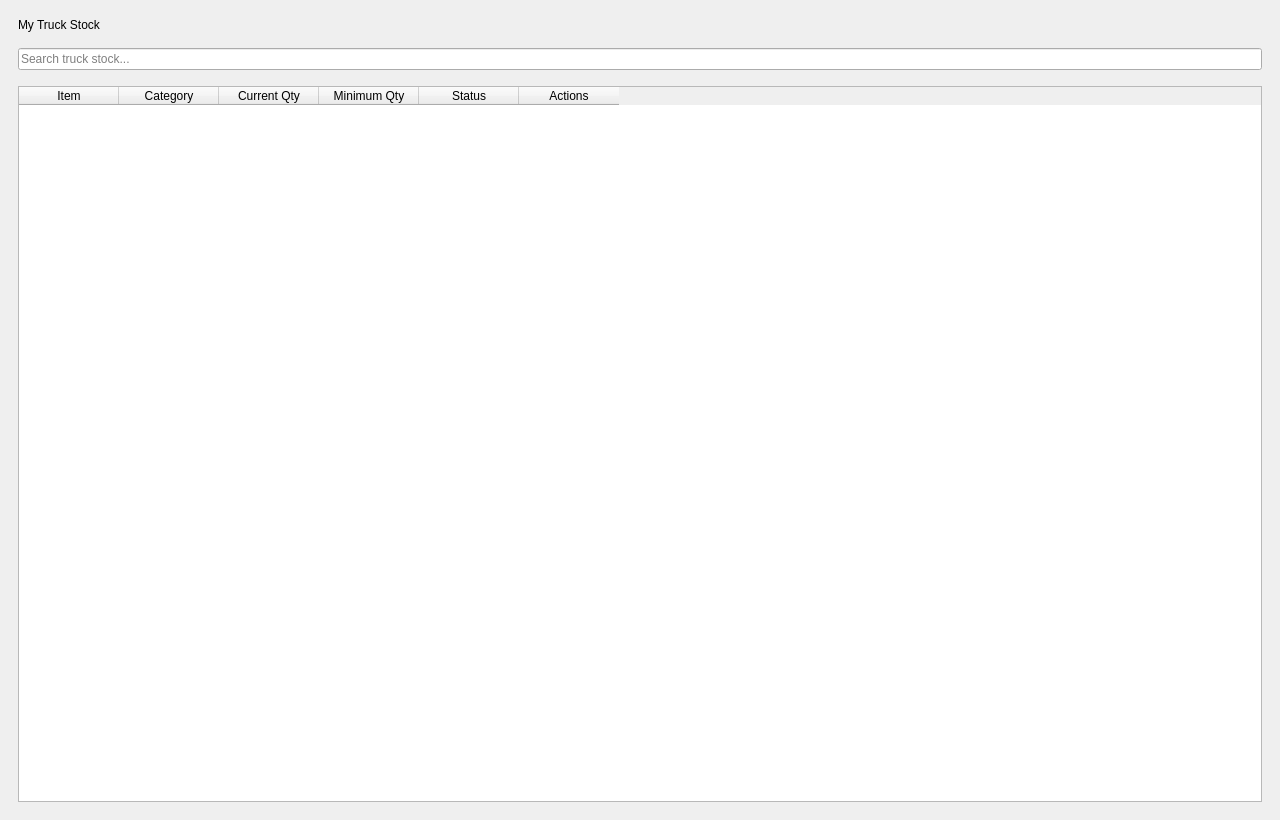
First picture: the form in InventoryQtApp/MyTruckStockPage.ui, repository Felipeact/InventoryQtApp, before the edit.
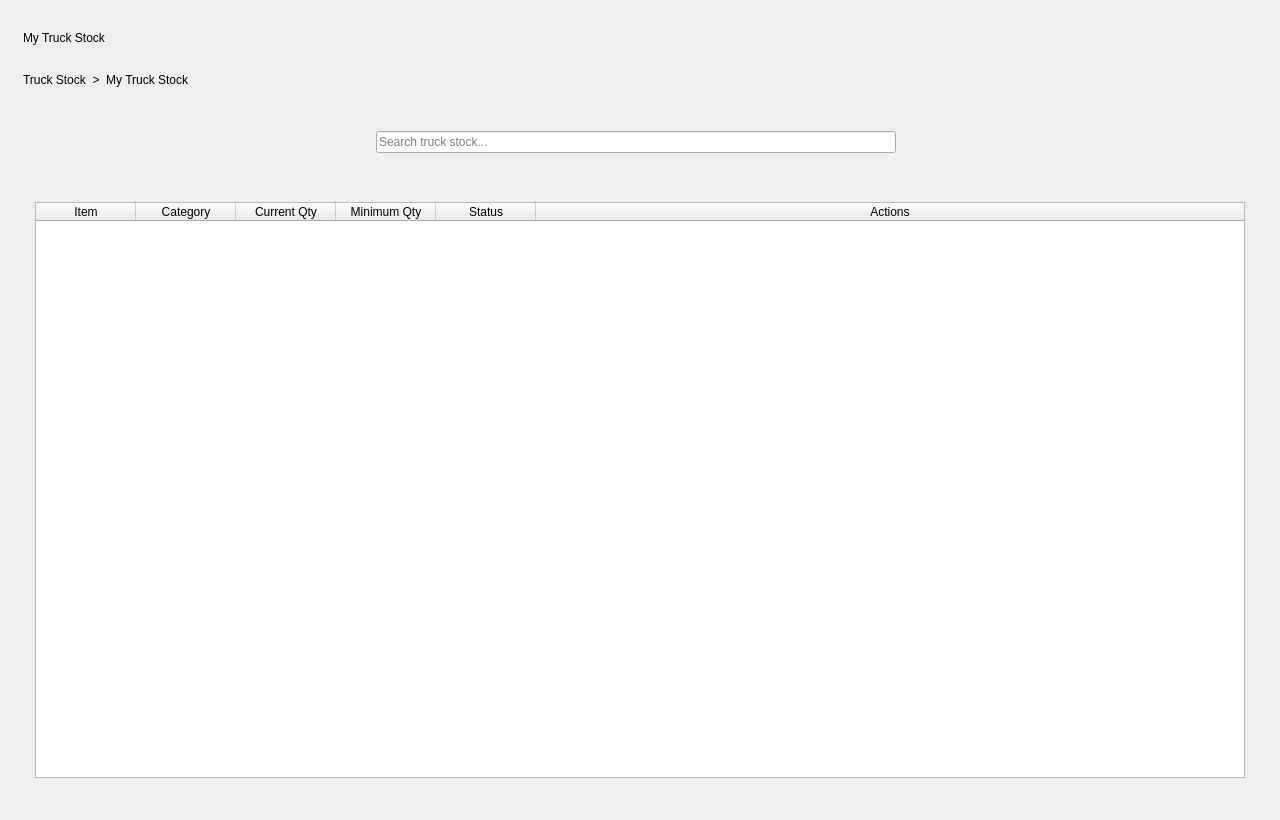
Second picture: the form after the edit.

Commit message: Lo stock and truck stock ui updated

The edit to the form file:
```diff
--- a/InventoryQtApp/MyTruckStockPage.ui
+++ b/InventoryQtApp/MyTruckStockPage.ui
@@ -14,23 +14,36 @@
 			<string>My Truck Stock</string>
 		</property>
 
+		<property name="styleSheet">
+			<string notr="true"/>
+		</property>
+
 		<layout class="QVBoxLayout" name="rootLayout">
 			<property name="leftMargin">
-				<number>18</number>
+				<number>14</number>
 			</property>
 			<property name="topMargin">
-				<number>18</number>
+				<number>14</number>
 			</property>
 			<property name="rightMargin">
-				<number>18</number>
+				<number>14</number>
 			</property>
 			<property name="bottomMargin">
-				<number>18</number>
+				<number>14</number>
 			</property>
 			<property name="spacing">
-				<number>16</number>
+				<number>12</number>
 			</property>
 
+			<item>
+				<widget class="QWidget" name="pageContainer" native="true">
+					<layout class="QVBoxLayout" name="pageLayout">
+						<property name="spacing">
+							<number>12</number>
+						</property>
+
+						<item>
+							<layout class="QVBoxLayout" name="titleLayout">
 			<item>
 				<widget class="QLabel" name="pageTitle">
 					<property name="text">
@@ -40,47 +53,175 @@
 			</item>
 
 			<item>
+									<widget class="QLabel" name="breadcrumbLabel">
+										<property name="text">
+											<string>Truck Stock  &gt;  My Truck Stock</string>
+										</property>
+									</widget>
+								</item>
+							</layout>
+						</item>
+
+						<item>
+							<widget class="QWidget" name="toolbarContainer" native="true">
+								<property name="minimumSize">
+									<size>
+										<width>0</width>
+										<height>72</height>
+									</size>
+								</property>
+
+								<layout class="QHBoxLayout" name="toolbarLayout">
+									<property name="leftMargin">
+										<number>14</number>
+									</property>
+									<property name="topMargin">
+										<number>12</number>
+									</property>
+									<property name="rightMargin">
+										<number>14</number>
+									</property>
+									<property name="bottomMargin">
+										<number>12</number>
+									</property>
+									<property name="spacing">
+										<number>12</number>
+									</property>
+
+									<item>
+										<widget class="QWidget" name="searchContainer" native="true">
+											<property name="minimumSize">
+												<size>
+													<width>340</width>
+													<height>44</height>
+												</size>
+											</property>
+											<property name="maximumSize">
+												<size>
+													<width>520</width>
+													<height>44</height>
+												</size>
+											</property>
+
+											<layout class="QHBoxLayout" name="searchLayout">
+												<property name="leftMargin">
+													<number>0</number>
+												</property>
+												<property name="topMargin">
+													<number>0</number>
+												</property>
+												<property name="rightMargin">
+													<number>0</number>
+												</property>
+												<property name="bottomMargin">
+													<number>0</number>
+												</property>
+												<property name="spacing">
+													<number>8</number>
+												</property>
+
+												<item>
 				<widget class="QLineEdit" name="searchInput">
 					<property name="placeholderText">
 						<string>Search truck stock...</string>
 					</property>
 				</widget>
 			</item>
+											</layout>
+										</widget>
+									</item>
+
+									<item>
+										<spacer name="toolbarSpacer">
+											<property name="orientation">
+												<enum>Qt::Horizontal</enum>
+											</property>
+										</spacer>
+									</item>
+								</layout>
+							</widget>
+						</item>
+
+						<item>
+							<widget class="QWidget" name="tableCard" native="true">
+								<property name="maximumSize">
+									<size>
+										<width>16777215</width>
+										<height>600</height>
+									</size>
+								</property>
+
+								<layout class="QVBoxLayout" name="tableCardLayout">
+									<property name="leftMargin">
+										<number>12</number>
+									</property>
+									<property name="topMargin">
+										<number>12</number>
+									</property>
+									<property name="rightMargin">
+										<number>12</number>
+									</property>
+									<property name="bottomMargin">
+										<number>12</number>
+									</property>
+									<property name="spacing">
+										<number>10</number>
+									</property>
 
 			<item>
 				<widget class="QTableWidget" name="truckStockTable">
+											<property name="minimumSize">
+												<size>
+													<width>0</width>
+													<height>500</height>
+												</size>
+											</property>
 					<property name="columnCount">
 						<number>6</number>
 					</property>
 					<property name="rowCount">
 						<number>0</number>
 					</property>
+											<property name="selectionBehavior">
+												<enum>QAbstractItemView::SelectRows</enum>
+											</property>
+											<property name="showGrid">
+												<bool>false</bool>
+											</property>
+											<attribute name="horizontalHeaderStretchLastSection">
+												<bool>true</bool>
+											</attribute>
 
 					<column>
 						<property name="text">
 							<string>Item</string>
 						</property>
 					</column>
+
 					<column>
 						<property name="text">
 							<string>Category</string>
 						</property>
 					</column>
+
 					<column>
 						<property name="text">
 							<string>Current Qty</string>
 						</property>
 					</column>
+
 					<column>
 						<property name="text">
 							<string>Minimum Qty</string>
 						</property>
 					</column>
+
 					<column>
 						<property name="text">
 							<string>Status</string>
 						</property>
 					</column>
+
 					<column>
 						<property name="text">
 							<string>Actions</string>
@@ -88,9 +229,26 @@
 					</column>
 				</widget>
 			</item>
+								</layout>
+							</widget>
+						</item>
 
-		</layout>
-	</widget>
+						<item>
+							<spacer name="bottomSpacer">
+								<property name="orientation">
+									<enum>Qt::Vertical</enum>
+								</property>
+								<property name="sizeType">
+									<enum>QSizePolicy::Expanding</enum>
+								</property>
+							</spacer>
+						</item>
+					</layout>
+				</widget>
+			</item>
+		</layout>
+	</widget>
+
 	<resources/>
 	<connections/>
 </ui>
```
Left out of the diff: 2 changed lines with no effect on the pictures. Lines whose indentation alone changed are shown as unchanged. The commit also changes 6 other files.
